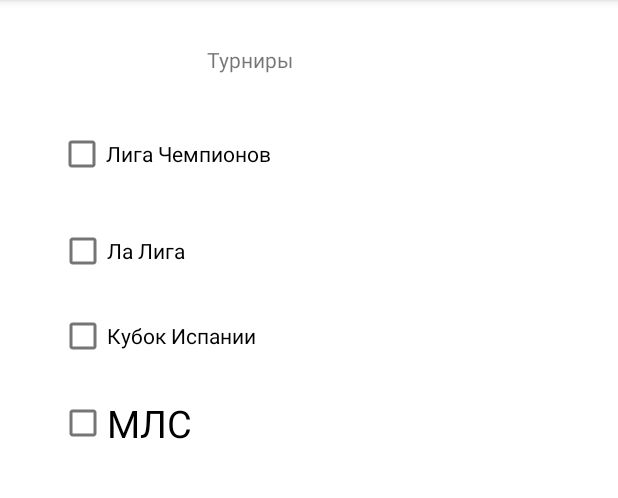
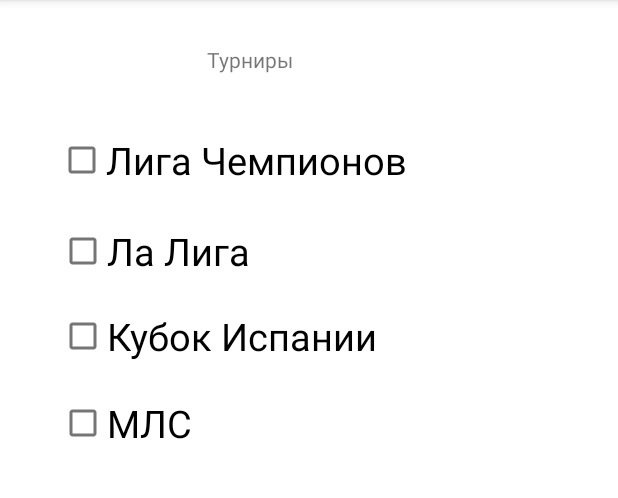
Before and after one commit to jk2911/lab3, an Android app: the TournamentActivity screen opened directly, with no data from a screen before it, on a phone screen of 412 x 824 dp, the part 84-582 px from its top. Run offline under Robolectric (Android 15) with nearby library versions, the phone set to English and light mode, and no system bars.

Commit message:
add style

```diff
--- a/app/src/main/res/layout/activity_tournament.xml
+++ b/app/src/main/res/layout/activity_tournament.xml
@@ -20,21 +20,23 @@
 
     <CheckBox
         android:id="@+id/ChampionsLeague"
+        style="@style/CheckBox"
         android:layout_width="wrap_content"
         android:layout_height="wrap_content"
         android:text="Лига Чемпионов"
         app:layout_constraintBottom_toBottomOf="parent"
         app:layout_constraintEnd_toEndOf="parent"
-        app:layout_constraintHorizontal_bias="0.144"
+        app:layout_constraintHorizontal_bias="0.216"
         app:layout_constraintStart_toStartOf="parent"
         app:layout_constraintTop_toTopOf="parent"
-        app:layout_constraintVertical_bias="0.109" />
+        app:layout_constraintVertical_bias="0.115" />
 
     <CheckBox
         android:id="@+id/LaLiga"
         android:layout_width="151dp"
         android:layout_height="40dp"
         android:text="Ла Лига"
+        style="@style/CheckBox"
         app:layout_constraintBottom_toBottomOf="parent"
         app:layout_constraintEnd_toEndOf="parent"
         app:layout_constraintHorizontal_bias="0.15"
@@ -44,12 +46,13 @@
 
     <CheckBox
         android:id="@+id/CupSpain"
-        android:layout_width="151dp"
+        style="@style/CheckBox"
+        android:layout_width="300dp"
         android:layout_height="40dp"
         android:text="Кубок Испании"
         app:layout_constraintBottom_toBottomOf="parent"
         app:layout_constraintEnd_toEndOf="parent"
-        app:layout_constraintHorizontal_bias="0.15"
+        app:layout_constraintHorizontal_bias="0.351"
         app:layout_constraintStart_toStartOf="parent"
         app:layout_constraintTop_toTopOf="parent"
         app:layout_constraintVertical_bias="0.28" />
@@ -59,8 +62,7 @@
         android:layout_width="151dp"
         android:layout_height="40dp"
         android:text="МЛС"
-        android:textSize="25dp"
-
+        style="@style/CheckBox"
         app:layout_constraintBottom_toBottomOf="parent"
         app:layout_constraintEnd_toEndOf="parent"
         app:layout_constraintHorizontal_bias="0.15"
```
